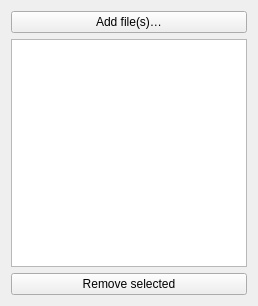
schuetzgroup/sdt-python, file sdt/gui/locator/file_chooser.ui: the form before one commit.
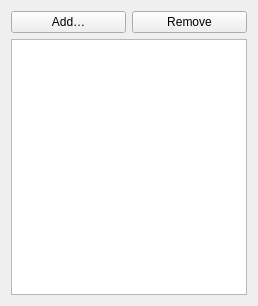
The form after the commit.

Commit message: gui.locator: Improve file selection widget

The edit to the form file:
```diff
--- a/sdt/gui/locator/file_chooser.ui
+++ b/sdt/gui/locator/file_chooser.ui
@@ -15,11 +15,22 @@
   </property>
   <layout class="QVBoxLayout" name="verticalLayout">
    <item>
+    <layout class="QHBoxLayout" name="horizontalLayout">
+     <item>
     <widget class="QPushButton" name="addButton">
      <property name="text">
-      <string>Add file(s)…</string>
-     </property>
-    </widget>
+        <string>Add…</string>
+       </property>
+      </widget>
+     </item>
+     <item>
+      <widget class="QPushButton" name="removeButton">
+       <property name="text">
+        <string>Remove</string>
+       </property>
+      </widget>
+     </item>
+    </layout>
    </item>
    <item>
     <widget class="QListView" name="fileListView">
@@ -28,13 +39,6 @@
      </property>
     </widget>
    </item>
-   <item>
-    <widget class="QPushButton" name="removeButton">
-     <property name="text">
-      <string>Remove selected</string>
-     </property>
-    </widget>
-   </item>
   </layout>
  </widget>
  <resources/>
```
Lines whose indentation alone changed are shown as unchanged. The commit also changes 3 other files.
